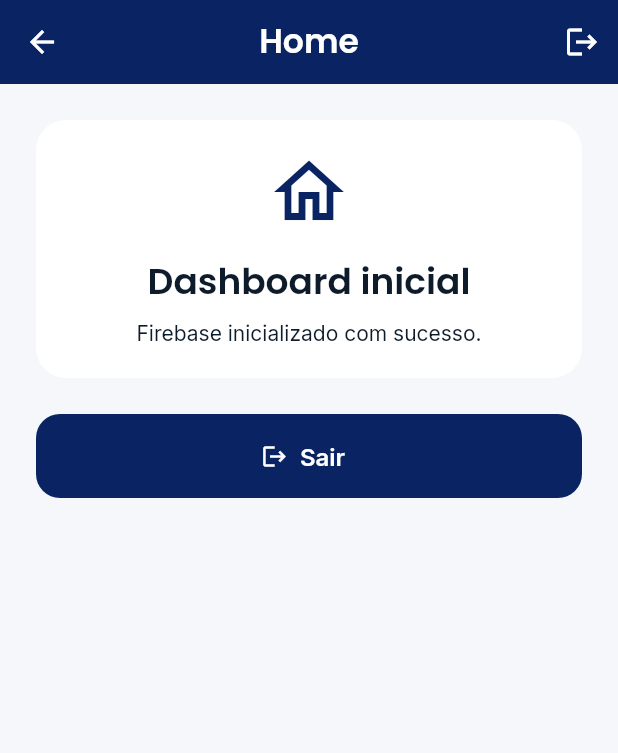
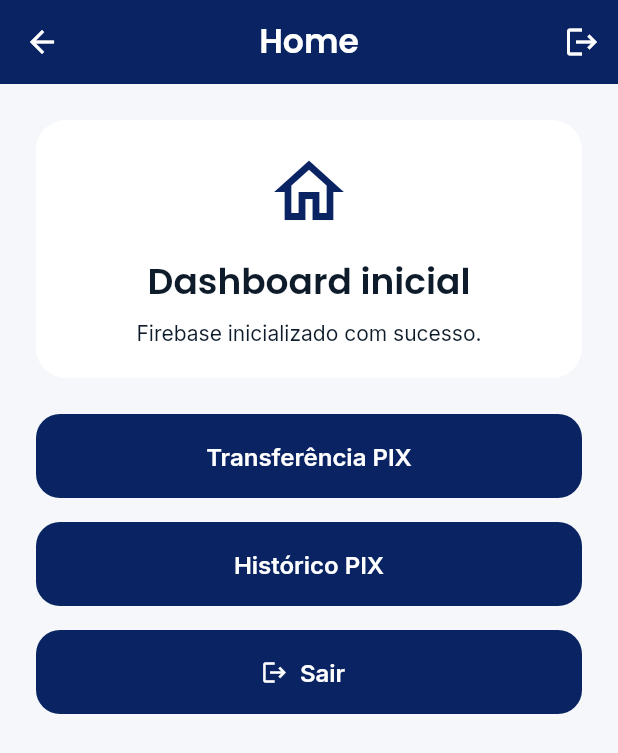
Before and after one commit to ticinaia/BancoFinTench, a Flutter app: the HomePage screen opened by its route, on a phone screen of 412 x 824 dp. Shown: the top 753 px of the screen. Run offline on Flutter 3.47's test engine with Material 3 defaults, Android fonts, the phone set to English and light mode, and no system bars; our stand-ins replace cloud_firestore, dio, firebase_auth, firebase_core, flutter_secure_storage, google_fonts and 3 more; accounts and stored records are empty.

Commit message:
feat: implementa fluxo PIX e histórico

```diff
--- a/lib/app/routes/app_routes.dart
+++ b/lib/app/routes/app_routes.dart
@@ -6,4 +6,6 @@ class AppRoutes {
   static const String login = '/login';
   static const String home = '/home';
   static const String cadastro = '/cadastro';
+  static const String pixTransfer = '/pix-transfer';
+  static const String pixHistory = '/pix-history';
 }
--- a/lib/app/routes/routes.dart
+++ b/lib/app/routes/routes.dart
@@ -2,10 +2,12 @@ import 'package:flutter/material.dart';
 import 'app_routes.dart';
 import '../../features/auth/presentation/pages/cadastro_page.dart';
 
-// Páginas (serão criadas conforme o projeto evolui)
-import '../../features/splash/presentation/pages/splash_page.dart';
-import '../../features/auth/presentation/pages/login_page.dart';
-import '../../features/home/presentation/pages/home_page.dart';
+// Páginas
+import 'package:banco_fin_tech/features/pix/presentation/pages/pix_history_page.dart';
+import 'package:banco_fin_tech/features/pix/presentation/pages/pix_transfer_page.dart';
+import 'package:banco_fin_tech/features/splash/presentation/pages/splash_page.dart';
+import 'package:banco_fin_tech/features/auth/presentation/pages/login_page.dart';
+import 'package:banco_fin_tech/features/home/presentation/pages/home_page.dart';
 
 class AppRouter {
   AppRouter._();
@@ -23,6 +25,17 @@ class AppRouter {
 
       case AppRoutes.cadastro:
         return _buildRoute(const CadastroPage(), settings);
+
+      case AppRoutes.pixTransfer:
+        return MaterialPageRoute(
+          builder: (_) => const PixTransferPage(),
+        );
+
+      case AppRoutes.pixHistory:
+        return MaterialPageRoute(
+          builder: (_) => const PixHistoryPage(),
+        );
+
       default:
         return _buildRoute(
           const _NotFoundPage(),
@@ -41,27 +54,35 @@ class AppRouter {
     );
   }
 
-  // Navegação com fade (para Splash -> Login)
+  // Navegação com fade
   static PageRouteBuilder<dynamic> fadeRoute(Widget page) {
     return PageRouteBuilder<dynamic>(
       pageBuilder: (_, animation, __) => page,
       transitionsBuilder: (_, animation, __, child) {
-        return FadeTransition(opacity: animation, child: child);
+        return FadeTransition(
+          opacity: animation,
+          child: child,
+        );
       },
       transitionDuration: const Duration(milliseconds: 500),
     );
   }
 
-  // Navegação com slide (padrão para push)
+  // Navegação com slide
   static PageRouteBuilder<dynamic> slideRoute(Widget page) {
     return PageRouteBuilder<dynamic>(
       pageBuilder: (_, animation, __) => page,
       transitionsBuilder: (_, animation, __, child) {
         const begin = Offset(1.0, 0.0);
         const end = Offset.zero;
-        final tween = Tween(begin: begin, end: end).chain(
+
+        final tween = Tween(
+          begin: begin,
+          end: end,
+        ).chain(
           CurveTween(curve: Curves.easeInOut),
         );
+
         return SlideTransition(
           position: animation.drive(tween),
           child: child,
@@ -82,7 +103,11 @@ class _NotFoundPage extends StatelessWidget {
         child: Column(
           mainAxisAlignment: MainAxisAlignment.center,
           children: [
-            const Icon(Icons.error_outline, size: 64, color: Colors.red),
+            const Icon(
+              Icons.error_outline,
+              size: 64,
+              color: Colors.red,
+            ),
             const SizedBox(height: 16),
             Text(
               'Página não encontrada',
--- a/lib/features/home/presentation/pages/home_page.dart
+++ b/lib/features/home/presentation/pages/home_page.dart
@@ -26,7 +26,10 @@ class _HomePageState extends State<HomePage> {
 
   Future<void> _verificarBiometria() async {
     final disponivel = await AppPlugins.localAuth.canCheckBiometrics;
-    if (mounted) setState(() => _biometriaDisponivel = disponivel);
+
+    if (mounted) {
+      setState(() => _biometriaDisponivel = disponivel);
+    }
   }
 
   Future<void> _autenticarComBiometria() async {
@@ -43,25 +46,37 @@ class _HomePageState extends State<HomePage> {
 
       if (autenticado) {
         ScaffoldMessenger.of(context).showSnackBar(
-          const SnackBar(content: Text('Biometria autenticada com sucesso!')),
+          const SnackBar(
+            content: Text('Biometria autenticada com sucesso!'),
+          ),
         );
       } else {
         ScaffoldMessenger.of(context).showSnackBar(
-          const SnackBar(content: Text('Biometria nao reconhecida.')),
+          const SnackBar(
+            content: Text('Biometria nao reconhecida.'),
+          ),
         );
       }
     } catch (erro) {
       if (!mounted) return;
+
       ScaffoldMessenger.of(context).showSnackBar(
-        const SnackBar(content: Text('Erro ao autenticar com biometria.')),
+        const SnackBar(
+          content: Text('Erro ao autenticar com biometria.'),
+        ),
       );
     }
   }
 
   Future<void> _logout() async {
     await _authRepository.signOut();
+
     if (!mounted) return;
-    Navigator.pushReplacementNamed(context, AppRoutes.login);
+
+    Navigator.pushReplacementNamed(
+      context,
+      AppRoutes.login,
+    );
   }
 
   @override
@@ -96,27 +111,58 @@ class _HomePageState extends State<HomePage> {
                       const SizedBox(height: 16),
                       Text(
                         'Dashboard inicial',
-                        style: Theme.of(context).textTheme.headlineSmall,
+                        style: Theme.of(context)
+                            .textTheme
+                            .headlineSmall,
                       ),
                       const SizedBox(height: 8),
                       Text(
                         FirebaseService.isReady
                             ? 'Firebase inicializado com sucesso.'
-                            : 'Firebase ainda nao inicializou neste ambiente.',
+                            : 'Firebase ainda nao inicializou.',
                         textAlign: TextAlign.center,
                       ),
                     ],
                   ),
                 ),
               ),
+
               const SizedBox(height: 24),
+
               if (_biometriaDisponivel)
                 ElevatedButton.icon(
                   onPressed: _autenticarComBiometria,
                   icon: const Icon(Icons.fingerprint),
                   label: const Text('Autenticar com Digital'),
                 ),
-              if (_biometriaDisponivel) const SizedBox(height: 16),
+
+              if (_biometriaDisponivel)
+                const SizedBox(height: 16),
+
+              ElevatedButton(
+                onPressed: () {
+                  Navigator.pushNamed(
+                    context,
+                    AppRoutes.pixTransfer,
+                  );
+                },
+                child: const Text('Transferência PIX'),
+              ),
+
+              const SizedBox(height: 16),
+
+              ElevatedButton(
+                onPressed: () {
+                  Navigator.pushNamed(
+                    context,
+                    AppRoutes.pixHistory,
+                  );
+                },
+                child: const Text('Histórico PIX'),
+              ),
+
+              const SizedBox(height: 16),
+
               ElevatedButton.icon(
                 onPressed: _logout,
                 icon: const Icon(Icons.logout),
```
Also changed, not shown: lib/features/pix/data/repositories/pix_repository.dart (added, +16 -0 lines), lib/features/pix/domain/models/pix_transaction.dart (added, +31 -0 lines), lib/features/pix/presentation/pages/pix_history_page.dart (added, +81 -0 lines), lib/features/pix/presentation/pages/pix_transfer_page.dart (added, +78 -0 lines).
